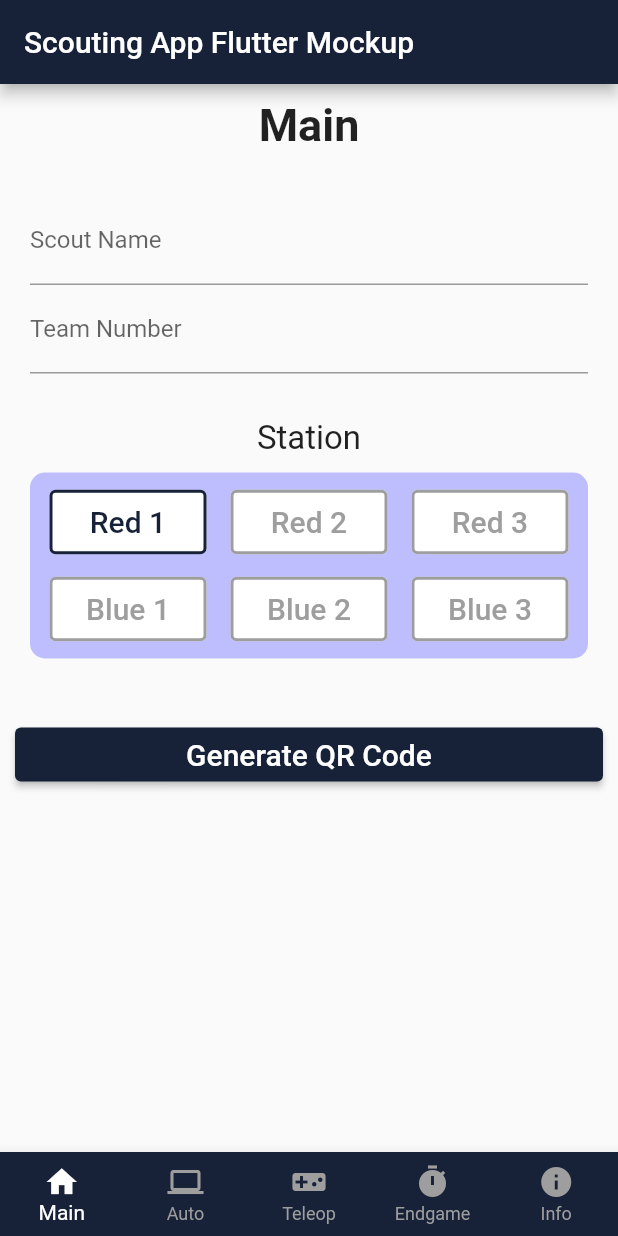
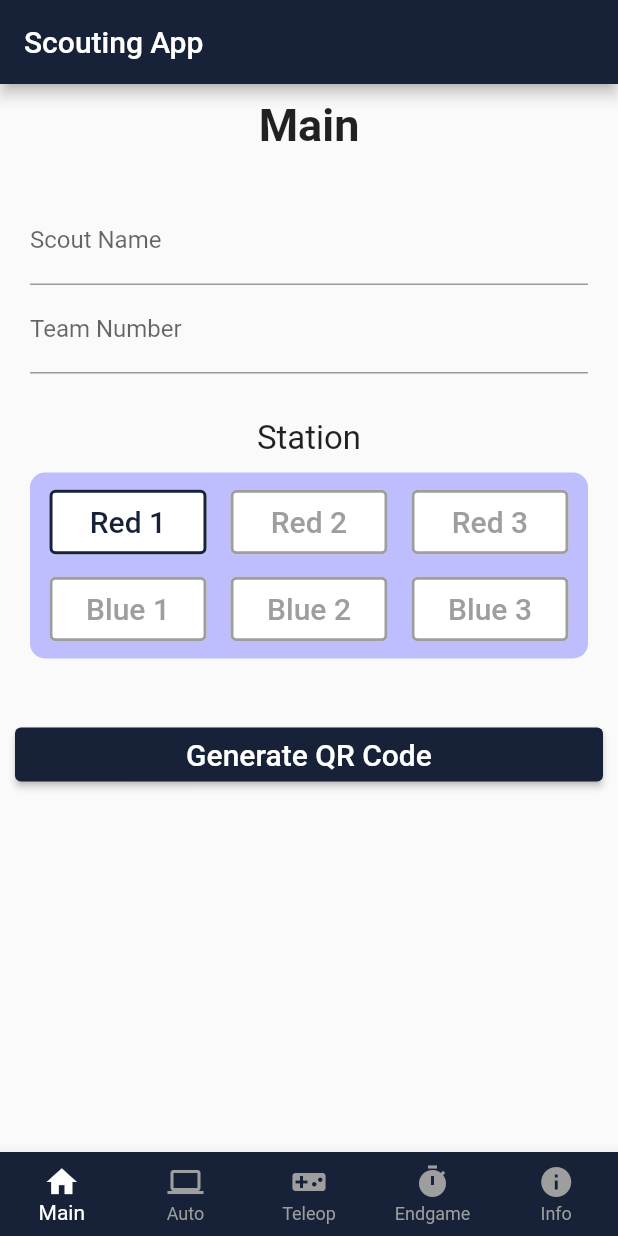
Before and after one commit to Bolt7/scouting_app_2022, a Flutter app: the screen it shows after launch, on a phone screen of 412 x 824 dp. Run offline on Flutter 3.47's test engine with Material 2 defaults, Android fonts, the phone set to English and light mode, and no system bars; our stand-ins replace csv, qr_flutter, shared_preferences.

Commit message:
first commit

```diff
--- a/lib/main.dart
+++ b/lib/main.dart
@@ -15,11 +15,11 @@ class MyApp extends StatelessWidget {
   @override
   Widget build(BuildContext context) {
     return MaterialApp(
-      title: "Scouting Test",
+      title: "Scouting App 2022",
       theme: ThemeData(
         primarySwatch: Palette.primaryColor,
       ),
-      home: const MyHomePage(title: "Scouting App Flutter Mockup"),
+      home: const MyHomePage(title: "Scouting App"),
     );
   }
 }
```
